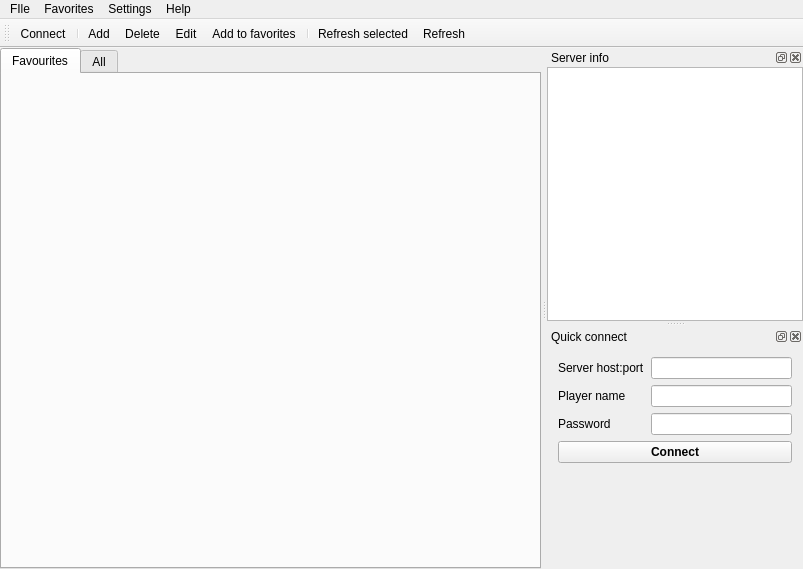
Above: src/mainwindow.ui from navrocky/urtconnector before the change. Below: the same form after it.
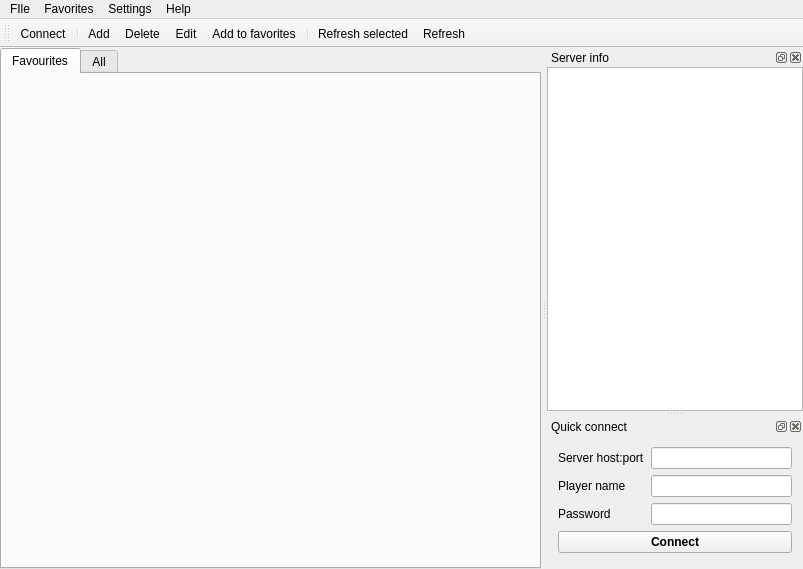
That is the form after the change. Icons and pictures are not drawn.

Commit message: again launcher fixed

Patch:
```diff
--- a/src/mainwindow.ui
+++ b/src/mainwindow.ui
@@ -103,8 +103,8 @@
         <string>&lt;!DOCTYPE HTML PUBLIC &quot;-//W3C//DTD HTML 4.0//EN&quot; &quot;http://www.w3.org/TR/REC-html40/strict.dtd&quot;&gt;
 &lt;html&gt;&lt;head&gt;&lt;meta name=&quot;qrichtext&quot; content=&quot;1&quot; /&gt;&lt;style type=&quot;text/css&quot;&gt;
 p, li { white-space: pre-wrap; }
-&lt;/style&gt;&lt;/head&gt;&lt;body style=&quot; font-family:'Sans Serif'; font-size:10pt; font-weight:400; font-style:normal;&quot;&gt;
-&lt;p style=&quot;-qt-paragraph-type:empty; margin-top:0px; margin-bottom:0px; margin-left:0px; margin-right:0px; -qt-block-indent:0; text-indent:0px; font-family:'Tahoma'; font-size:9pt;&quot;&gt;&lt;/p&gt;&lt;/body&gt;&lt;/html&gt;</string>
+&lt;/style&gt;&lt;/head&gt;&lt;body style=&quot; font-family:'Tahoma'; font-size:9pt; font-weight:400; font-style:normal;&quot;&gt;
+&lt;p style=&quot;-qt-paragraph-type:empty; margin-top:0px; margin-bottom:0px; margin-left:0px; margin-right:0px; -qt-block-indent:0; text-indent:0px;&quot;&gt;&lt;/p&gt;&lt;/body&gt;&lt;/html&gt;</string>
        </property>
       </widget>
      </item>
@@ -112,6 +112,12 @@
    </widget>
   </widget>
   <widget class="QDockWidget" name="dockWidget_2">
+   <property name="maximumSize">
+    <size>
+     <width>16777215</width>
+     <height>152</height>
+    </size>
+   </property>
    <property name="windowTitle">
     <string>Quick connect</string>
    </property>
```
Left out of the diff: 2 changed lines with no effect on the pictures. The commit also changes 2 other files.
